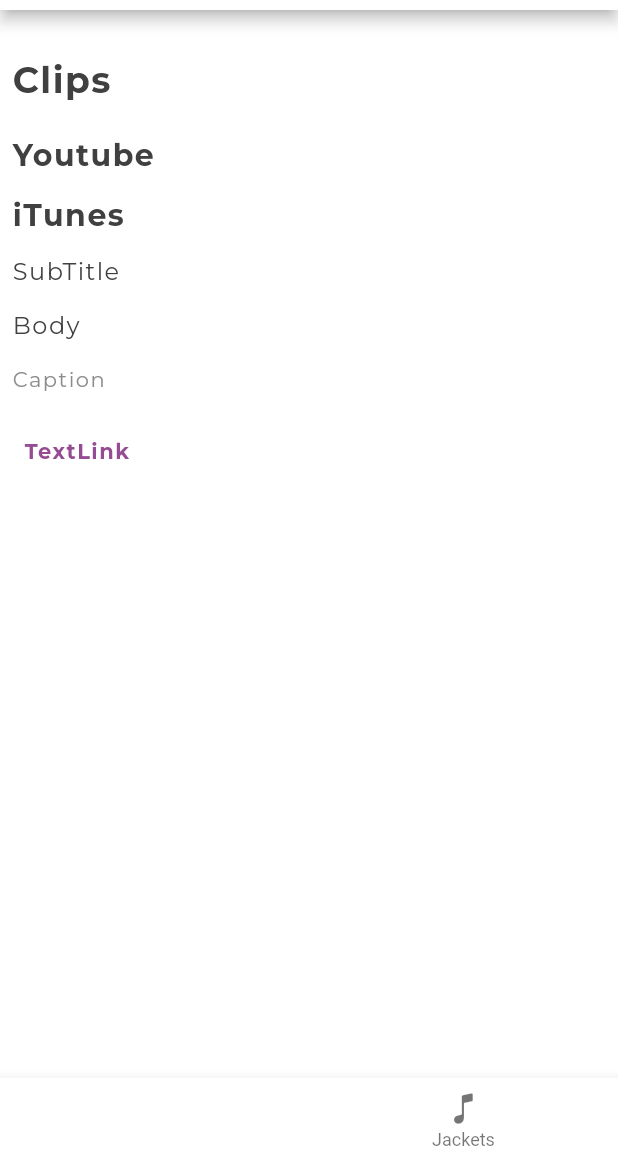
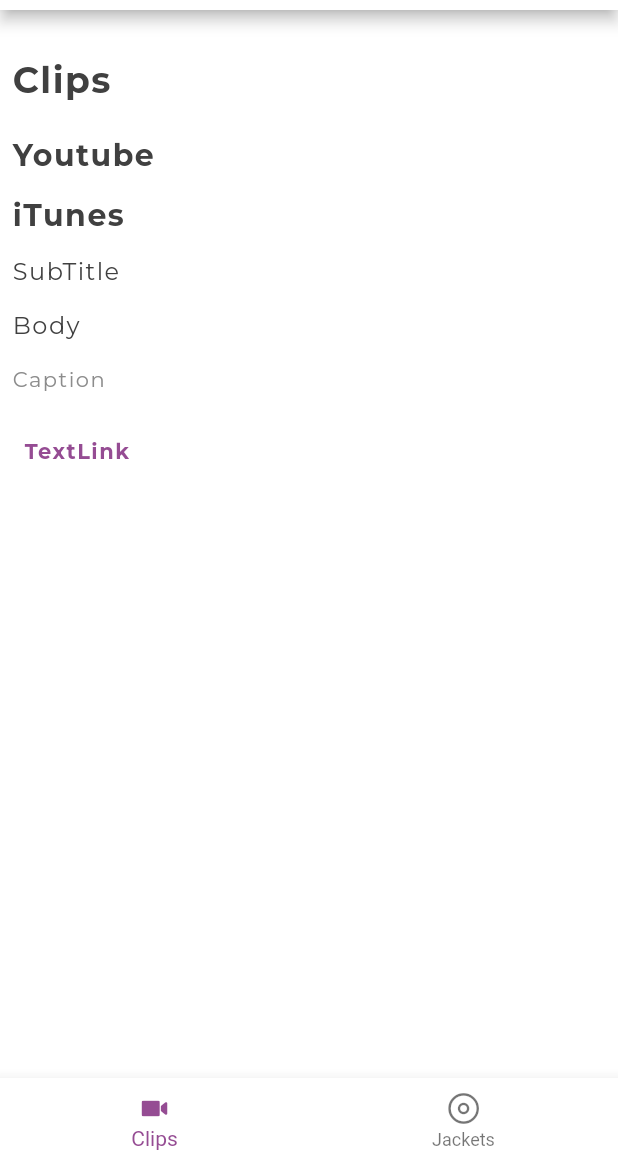
Before and after one commit to Tsutou/diggin-v2, a Flutter app: the screen it shows after launch, on a phone screen of 412 x 824 dp, the part 74-1236 px from its top. Run offline on Flutter 3.47's test engine with Material 2 defaults, Android fonts, the phone set to English and light mode, and no system bars; our stand-ins replace get, google_fonts; Roboto replaces fonts that are missing (Sacramento).

Commit message:
fix bottom bar theme

```diff
--- a/lib/features/top/top_page.dart
+++ b/lib/features/top/top_page.dart
@@ -19,22 +19,31 @@ class TopPage extends StatelessWidget {
                 ClipListPage(),
                 ClipListPage(),
               ],
-                )
-            ),
+            )),
             bottomNavigationBar: BottomNavigationBar(
               onTap: controller.changeTabIndex,
               currentIndex: controller.tabIndex,
               items: const [
                 BottomNavigationBarItem(
-                  icon: Icon(CupertinoIcons.video_camera),
+                  icon: Icon(
+                    CupertinoIcons.video_camera,
+                  ),
                   label: 'Clips',
+                  activeIcon: Icon(
+                    CupertinoIcons.video_camera_solid,
+                  ),
                 ),
                 BottomNavigationBarItem(
-                  icon: Icon(CupertinoIcons.music_note),
+                  icon: Icon(
+                    CupertinoIcons.smallcircle_circle,
+                  ),
                   label: 'Jackets',
+                  activeIcon: Icon(
+                    CupertinoIcons.smallcircle_fill_circle,
+                  ),
                 ),
               ],
-            )// Your bottom navigation bar widget here,
+            ) // Your bottom navigation bar widget here,
             );
       },
     );
--- a/lib/main.dart
+++ b/lib/main.dart
@@ -6,11 +6,11 @@ import 'package:flutter/material.dart';
 import 'package:get/get_navigation/src/root/get_material_app.dart';
 
 void main() {
-  runApp(const MyApp());
+  runApp(const DigginApplication());
 }
 
-class MyApp extends StatelessWidget {
-  const MyApp({Key? key}) : super(key: key);
+class DigginApplication extends StatelessWidget {
+  const DigginApplication({Key? key}) : super(key: key);
 
   @override
   Widget build(BuildContext context) {
--- a/lib/theme/app_colors.dart
+++ b/lib/theme/app_colors.dart
@@ -26,7 +26,7 @@ class AppColors {
     onSurface: lightFillColor,
     brightness: Brightness.light,
     primaryVariant: lightFillColor,
-    secondaryVariant: lightFillColor,
+    secondaryVariant: accent,
   );
 
   static const ColorScheme darkColorScheme = ColorScheme(
--- a/lib/theme/app_theme.dart
+++ b/lib/theme/app_theme.dart
@@ -1,9 +1,7 @@
 import 'package:diggin_v2/theme/app_colors.dart';
 import 'package:flutter/material.dart';
-import 'package:google_fonts/google_fonts.dart';
 
 class AppTheme {
-
   static ThemeData lightThemeData = themeData(
     AppColors.lightColorScheme,
     AppColors.lightFocusColor,
@@ -24,8 +22,12 @@ class AppTheme {
       iconTheme: IconThemeData(color: colorScheme.onPrimary),
       canvasColor: colorScheme.background,
       scaffoldBackgroundColor: colorScheme.background,
-      highlightColor: Colors.transparent,
+      highlightColor: colorScheme.secondary,
       focusColor: focusColor,
+      bottomNavigationBarTheme: BottomNavigationBarThemeData(
+        selectedIconTheme: IconThemeData(color: colorScheme.secondary),
+        selectedItemColor: colorScheme.secondary,
+      ),
       snackBarTheme: SnackBarThemeData(
         behavior: SnackBarBehavior.floating,
         backgroundColor: Color.alphaBlend(
```
Also changed, not shown: 1 other file. Lines whose indentation alone changed are shown as unchanged.
